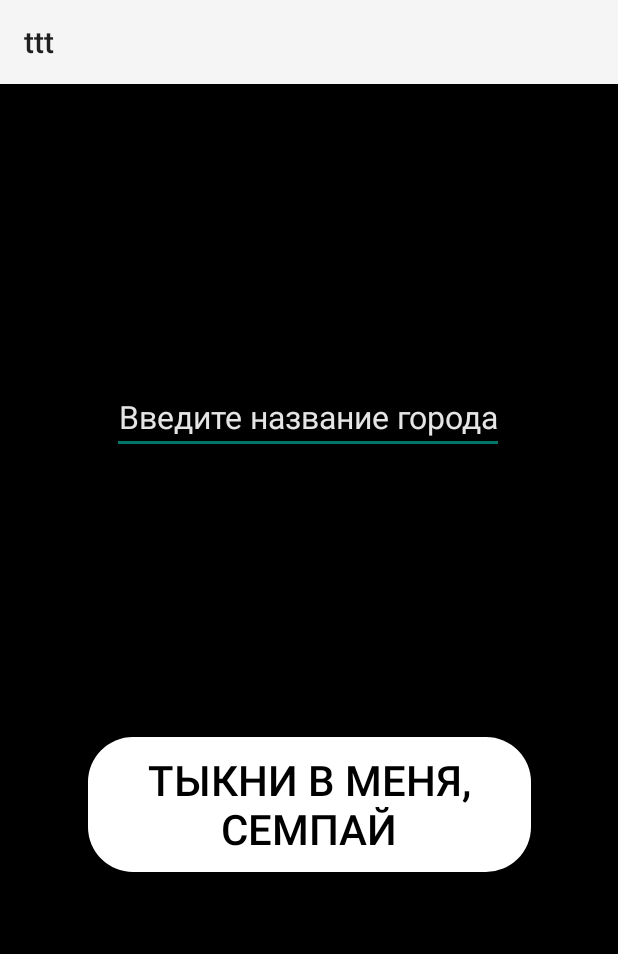
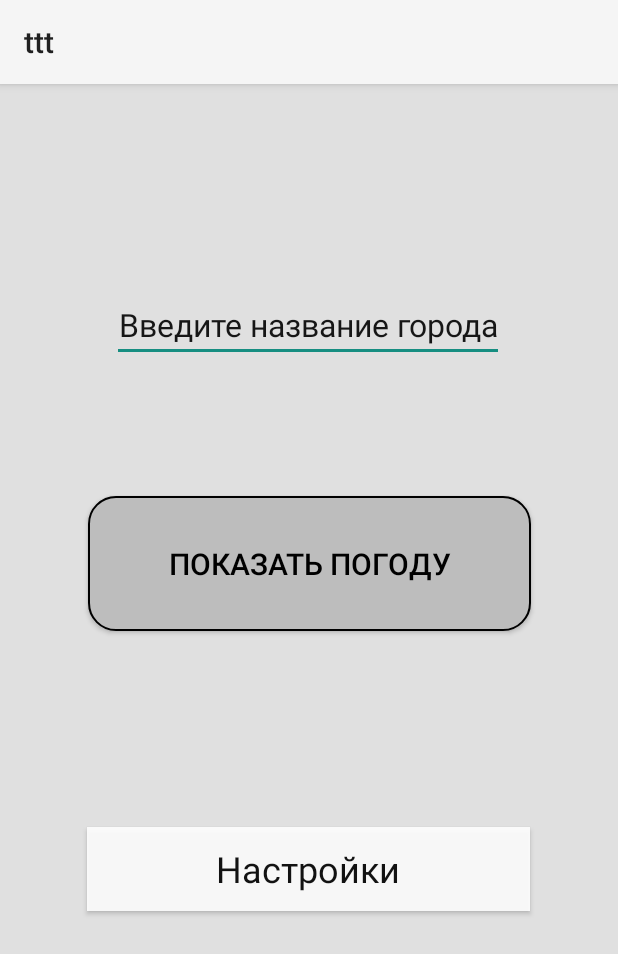
Before and after one commit to temlerg/weather_forecast, an Android app: the screen it shows after launch (MainActivity), on a phone screen of 412 x 824 dp. Shown: the top 954 px of the screen. Run offline under Robolectric (Android 15) with nearby library versions, the phone set to English and light mode, and no system bars; libraries missing offline, so code that uses them is left out: moxy.presenter; 2 statements that could not run were skipped.

Commit message:
added main_layout and settings_layout

```diff
--- a/app/src/main/res/drawable/odr.xml
+++ b/app/src/main/res/drawable/odr.xml
@@ -1,16 +1,12 @@
 <?xml version="1.0" encoding="utf-8"?>
 <shape android:shape="rectangle"
     xmlns:android="http://schemas.android.com/apk/res/android">
-    <corners
-        android:bottomLeftRadius="30dp"
-        android:bottomRightRadius="30dp"
-        android:radius="20dp"
-        android:topLeftRadius="30dp"
-        android:topRightRadius="30dp" />
+    <corners android:radius="18dp" />
 
-    <solid android:color="#FFF"/>
+    <solid android:color="#BDBDBD"/>
 
-    <size
-        android:width="238dp"
-        android:height="57dp" />
+    <stroke
+        android:width="1.5dp"
+        android:color="#000" />
+
 </shape>
--- a/app/src/main/res/layout/activity_main.xml
+++ b/app/src/main/res/layout/activity_main.xml
@@ -6,7 +6,7 @@
     android:layout_width="match_parent"
     android:layout_height="match_parent"
     android:orientation="vertical"
-    android:background="@color/colorPrimaryDark"
+    android:background="#E0E0E0"
     tools:context=".activities.MainActivity">
 
     <EditText
@@ -15,37 +15,39 @@
         android:layout_width="wrap_content"
         android:layout_height="wrap_content"
         android:hint="@string/gor"
-        android:textColorHint="@color/colorPrimary"
+        android:textColorHint="#000"
         app:layout_constraintBottom_toBottomOf="parent"
         app:layout_constraintHorizontal_bias="0.496"
         app:layout_constraintLeft_toLeftOf="parent"
         app:layout_constraintRight_toRightOf="parent"
         app:layout_constraintTop_toTopOf="parent"
-        app:layout_constraintVertical_bias="0.274" />
-
-    <ProgressBar
-        android:id="@+id/progressBar"
-        style="?android:attr/progressBarStyle"
-        android:layout_width="0dp"
-        android:layout_height="0dp"
-        android:visibility="gone"
-        app:layout_constraintBottom_toBottomOf="parent"
-        app:layout_constraintEnd_toEndOf="parent"
-        app:layout_constraintHorizontal_bias="0.498"
-        app:layout_constraintStart_toStartOf="parent"
-        app:layout_constraintTop_toBottomOf="@+id/gorod_edit"
-        app:layout_constraintVertical_bias="0.191" />
+        app:layout_constraintVertical_bias="0.189" />
 
     <Button
         android:id="@+id/search_button"
         style="@style/botton"
         android:layout_width="295dp"
         android:layout_height="90dp"
-        android:text="тыкни в меня, семпай"
+        android:elevation="20dp"
+        android:text="@string/text_in_bot_main"
         app:layout_constraintBottom_toBottomOf="parent"
         app:layout_constraintEnd_toEndOf="parent"
         app:layout_constraintStart_toStartOf="parent"
-        app:layout_constraintTop_toBottomOf="@+id/progressBar"
-        app:layout_constraintVertical_bias="0.27" />
+        app:layout_constraintTop_toBottomOf="@+id/gorod_edit"
+        app:layout_constraintVertical_bias="0.182" />
+
+    <TextView
+        android:id="@+id/settings"
+        style="@style/settings"
+        android:text="@string/settings_text_main"
+        android:elevation="2dp"
+        android:layout_width="295dp"
+        android:layout_height="56dp"
+        app:layout_constraintBottom_toBottomOf="parent"
+        app:layout_constraintEnd_toEndOf="parent"
+        app:layout_constraintHorizontal_bias="0.498"
+        app:layout_constraintStart_toStartOf="parent"
+        app:layout_constraintTop_toBottomOf="@+id/search_button"
+        app:layout_constraintVertical_bias="0.376" />
 
 </androidx.constraintlayout.widget.ConstraintLayout>
--- a/app/src/main/res/values/strings.xml
+++ b/app/src/main/res/values/strings.xml
@@ -3,4 +3,6 @@
     <string name="dima">Димася топ</string>
     <string name="gor">Введите название города</string>
     <string name="error_empty_city_input">Строка не должна быть пустой</string>
+    <string name="text_in_bot_main">Показать погоду</string>
+    <string name="settings_text_main">Настройки</string>
 </resources>
--- a/app/src/main/res/values/styles.xml
+++ b/app/src/main/res/values/styles.xml
@@ -9,7 +9,7 @@
     </style>
     <style name="text">
         <item name="android:textSize">21sp</item>
-        <item name="android:textColor">#FFF</item>
+        <item name="android:textColor">#000</item>
         <item name="android:gravity">center</item>
         <item name="android:layout_margin">0.5dp</item>
         <item name="android:alpha">0.9</item>
@@ -17,10 +17,29 @@
         <item name="android:layout_height">match_parent</item>
         <item name="android:layout_weight">1</item>
     </style>
+    <style name="text_for_settings">
+        <item name="android:textSize">21sp</item>
+        <item name="android:textColor">#000</item>
+        <item name="android:alpha">0.9</item>
+        <item name="android:gravity">center_vertical</item>
+    </style>
+    <style name="settings">
+        <item name="android:background">#FFF</item>
+        <item name="android:textColor">#000</item>
+        <item name="android:textSize">24sp</item>
+        <item name="android:gravity">center</item>
+        <item name="android:alpha">0.9</item>
+        <item name="android:layout_margin">0.5dp</item>
+    </style>
+
     <style name="botton">
-        <item name="android:textSize">28dp</item>
+        <item name="android:textSize">20sp</item>
         <item name="android:textColor">#000</item>
         <item name="android:gravity">center</item>
         <item name="android:background">@drawable/odr</item>
+
+    </style>
+    <style name="back">
+        <item name="android:background">#F2F2F2</item>
     </style>
 </resources>
```
Also changed, not shown: app/src/main/res/drawable/button_selector.xml (added, +23 -0 lines), app/src/main/res/drawable/odr3.xml (added, +9 -0 lines), app/src/main/res/drawable/vector_l.xml (added, +25 -0 lines), app/src/main/res/layout/settings_layout.xml (added, +45 -0 lines).
